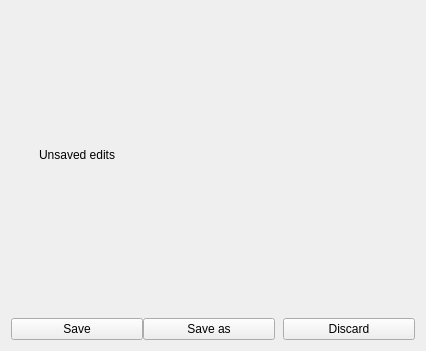
The window that qimgv/gui/overlays/saveconfirmoverlay.ui (do-i/thumbgrid) describes before a commit, drawn with Qt 5.
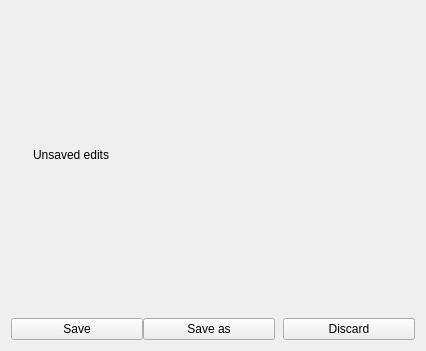
The same window after the commit. Custom widgets are drawn as their Qt base class.

Commit message: fix text spacing

The edit to the form file:
```diff
--- a/qimgv/gui/overlays/saveconfirmoverlay.ui
+++ b/qimgv/gui/overlays/saveconfirmoverlay.ui
@@ -41,6 +41,9 @@
       <string notr="true">OverlayHeaderWidget</string>
      </property>
      <layout class="QHBoxLayout" name="horizontalLayout_2">
+      <property name="spacing">
+       <number>0</number>
+      </property>
       <property name="sizeConstraint">
        <enum>QLayout::SetMinimumSize</enum>
       </property>
```
Left out of the diff: 3 changed lines with no effect on the pictures. The commit also changes 2 other files.
